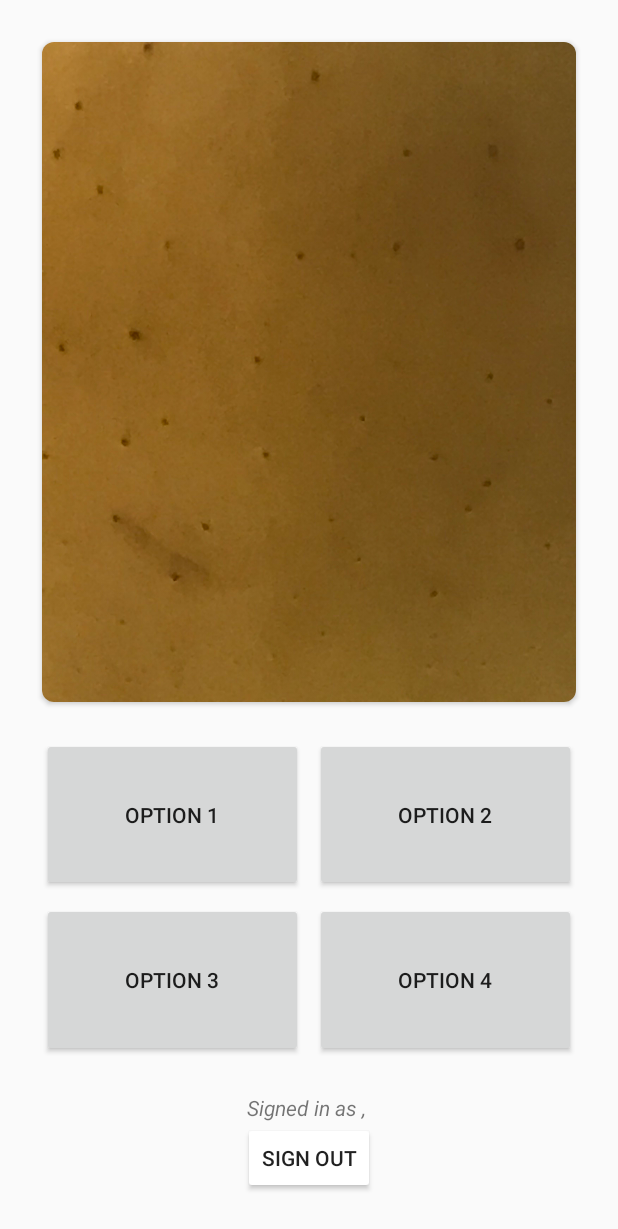
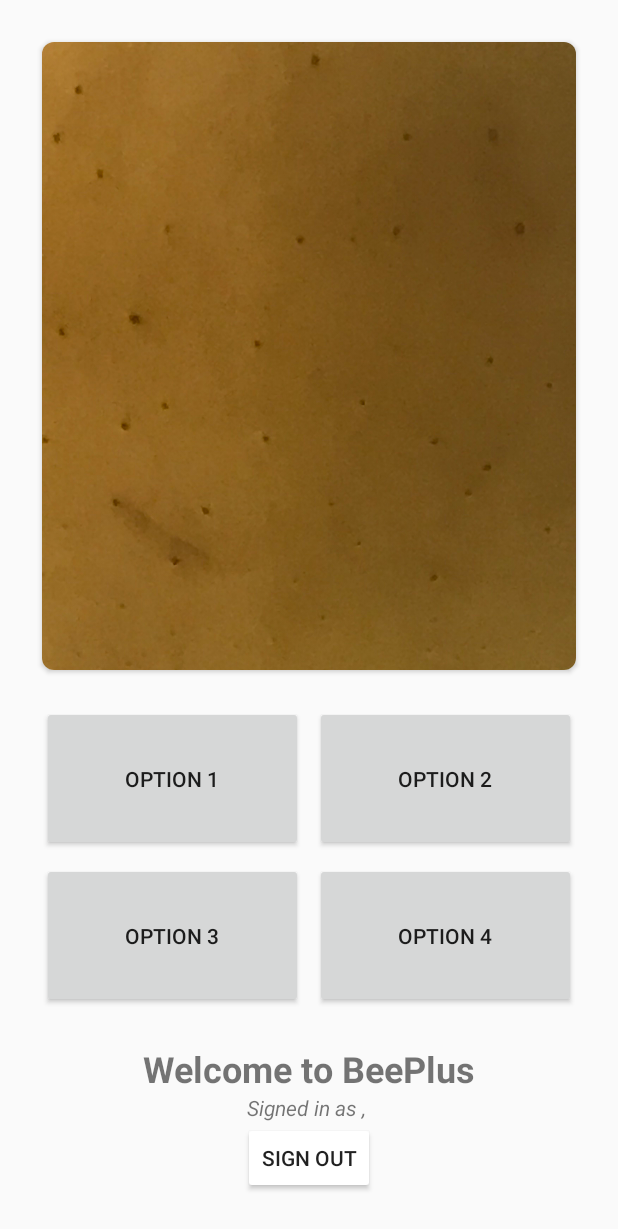
Before and after one commit to kjelko/testapps, an Android app: the screen it shows after launch once a user with an empty profile is signed in (MainActivity), on a phone screen of 412 x 824 dp. Shown: the top 1229 px of the screen. Run offline under Robolectric (Android 15) with nearby library versions, the phone set to English and light mode, and no system bars; our stand-ins replace Firebase (no records; nobody signed in at launch, a user with empty details on screens opened directly).

Commit message:
Add 'Welcome to BeePlus' message to MainActivity UI

```diff
--- a/Android/BeePlus/app/src/main/res/layout/activity_main.xml
+++ b/Android/BeePlus/app/src/main/res/layout/activity_main.xml
@@ -79,6 +79,14 @@
         android:orientation="vertical">
 
         <TextView
+            android:layout_width="wrap_content"
+            android:layout_height="wrap_content"
+            android:layout_gravity="center"
+            android:text="Welcome to BeePlus"
+            android:textSize="24sp"
+            android:textStyle="bold" />
+
+        <TextView
             android:id="@+id/signed_in_user"
             android:layout_width="wrap_content"
             android:layout_height="wrap_content"
```
